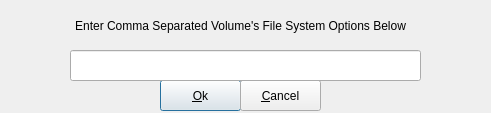
First picture: the form in zuluMount-gui/mountoptions.ui, repository mhogomchungu/zuluCrypt, before the edit.
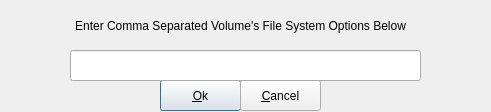
Second picture: the form after the edit.

Patch:
```diff
--- a/zuluMount-gui/mountoptions.ui
+++ b/zuluMount-gui/mountoptions.ui
@@ -7,7 +7,7 @@
     <x>0</x>
     <y>0</y>
     <width>491</width>
-    <height>113</height>
+    <height>112</height>
    </rect>
   </property>
   <property name="windowTitle">
```
